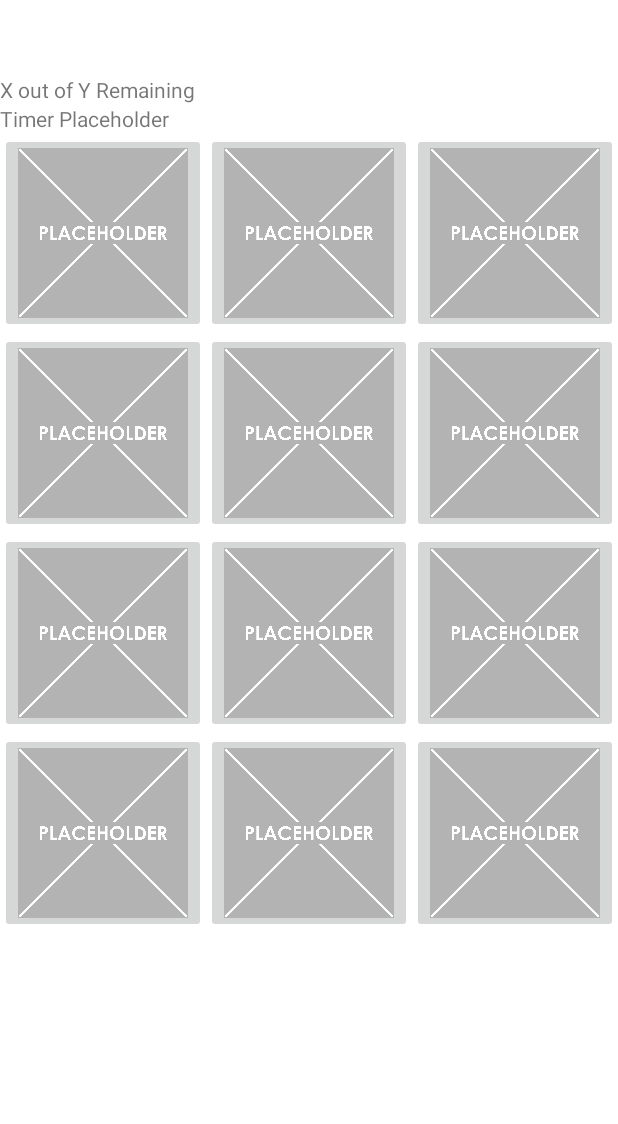
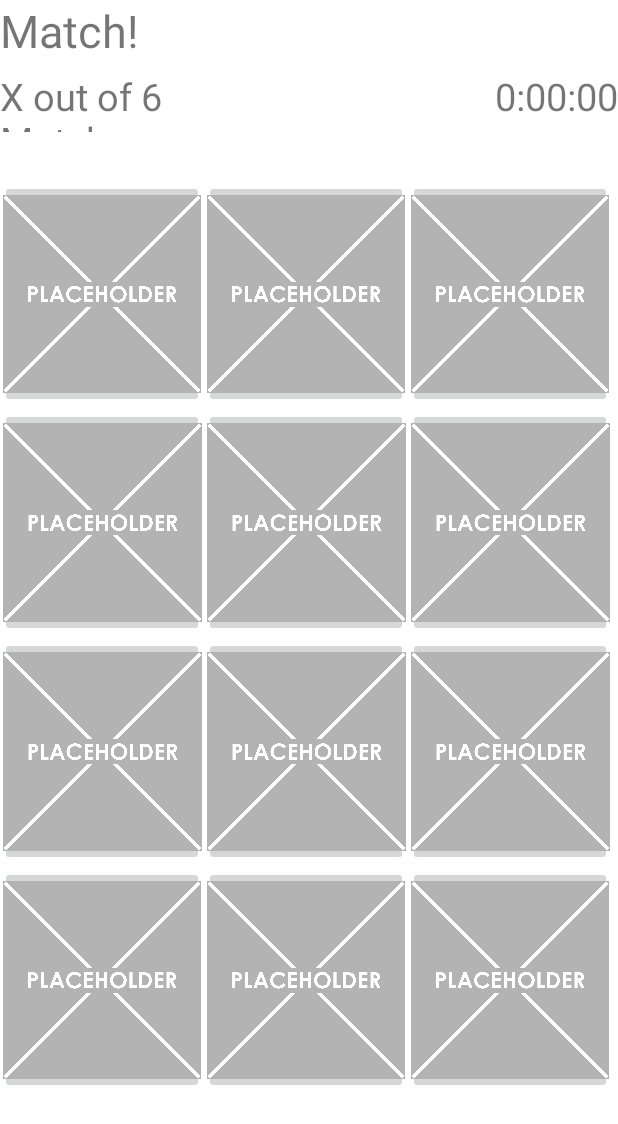
Before and after one commit to SA53-Team-7/MatchingGame, an Android app: the Game screen opened directly, with no data from a screen before it, on a phone screen of 412 x 824 dp. Shown: the top 1124 px of the screen. Run offline under Robolectric (Android 15) with nearby library versions, the phone set to English and light mode, and no system bars.

Commit message:
Image Random Assign and Game Layout Updated

```diff
--- a/app/src/main/java/com/team7/matchinggame/FetchImage.java
+++ b/app/src/main/java/com/team7/matchinggame/FetchImage.java
@@ -166,8 +166,8 @@ public class FetchImage extends AppCompatActivity implements View.OnClickListene
             if (cleanUpImages(1)) {
                 // Go to games page
                 System.out.println("Go to games page");
-                // Intent intent = new Intent(this, );
-                // startActivity(intent);
+                Intent intent = new Intent(this, Game.class);
+                startActivity(intent);
             };
         }
     }
--- a/app/src/main/java/com/team7/matchinggame/Game.java
+++ b/app/src/main/java/com/team7/matchinggame/Game.java
@@ -1,14 +1,72 @@
 package com.team7.matchinggame;
 
 import androidx.appcompat.app.AppCompatActivity;
+import android.content.Context;
+import android.graphics.Bitmap;
+import android.graphics.BitmapFactory;
+import android.os.Bundle;
+import android.os.Environment;
+import android.view.View;
+import android.widget.ImageButton;
+import android.widget.ImageView;
 
-import android.os.Bundle;
+import java.io.File;
+import java.io.FilenameFilter;
+import java.util.ArrayList;
+import java.util.Arrays;
 
-public class Game extends AppCompatActivity {
+public class Game extends AppCompatActivity implements View.OnClickListener{
+    private static Context context;
+	private ArrayList<ImageView> ImageViewList = new ArrayList<>();
+	private File[] allImages = new File[6];
 
     @Override
     protected void onCreate(Bundle savedInstanceState) {
         super.onCreate(savedInstanceState);
         setContentView(R.layout.activity_game);
+		context = this;
+        retrieveImages();
+        getAllImageViews();
+        assignImagesToGrid();
     }
+
+    protected void retrieveImages(){
+		File dir = context.getExternalFilesDir(Environment.DIRECTORY_PICTURES);
+		allImages = dir.listFiles(new FilenameFilter() {
+			public boolean accept(File dir, String name) {
+				return (name.endsWith(".jpg"));
+			}
+		});
+	}
+	protected void getAllImageViews() {
+		for (int i = 1; i <= 12; i++) {
+			try {
+				int imgViewId = R.id.class.getField("img" + i).getInt(null);
+				ImageView imgView = findViewById(imgViewId);
+				imgView.setOnClickListener(this);
+				ImageViewList.add(imgView);
+			} catch (IllegalAccessException e) {
+				e.printStackTrace();
+			} catch (NoSuchFieldException e) {
+				e.printStackTrace();
+			}
+		}
+	}
+
+	protected void assignImagesToGrid() {
+    	int[] count = new int[allImages.length];
+		Arrays.fill(count, 0);
+		for (int i = 0; i < ImageViewList.size(); i++){
+			int random = 0;
+			do {
+				random = (int) (Math.random() * allImages.length);
+			}while (count[random] > 1);
+			count[random]+=1;
+			ImageViewList.get(i).setImageBitmap(BitmapFactory.decodeFile(allImages[random].getAbsolutePath()));
+		}
+	}
+	@Override
+	public void onClick(View view) {
+
+	}
 }
--- a/app/src/main/res/layout/activity_game.xml
+++ b/app/src/main/res/layout/activity_game.xml
@@ -6,156 +6,180 @@
     android:layout_height="match_parent"
     tools:context=".Game">
 
-    <LinearLayout
-        android:layout_width="match_parent"
-        android:layout_height="match_parent"
-        android:orientation="vertical"
-        android:paddingTop="50dp">
 
     <TextView
-            android:id="@+id/textView5"
-            android:layout_width="match_parent"
-            android:layout_height="wrap_content"
-            android:text="X out of Y Remaining" />
+        android:id="@+id/gameHead"
+        android:layout_width="0dp"
+        android:layout_height="0dp"
+        android:textSize="30sp"
+        android:text="Match!"
+        app:layout_constraintTop_toTopOf="parent"
+        app:layout_constraintLeft_toLeftOf="parent"
+        app:layout_constraintWidth_percent="1"
+        app:layout_constraintHeight_percent="0.05"/>/>
+
 
     <TextView
-            android:id="@+id/textView6"
-            android:layout_width="match_parent"
-            android:layout_height="wrap_content"
-            android:text="Timer Placeholder" />
+        android:id="@+id/textGameProgress"
+        android:layout_width="0dp"
+        android:layout_height="0dp"
+        android:layout_marginTop="5dp"
+        android:text="X out of 6 Matches"
+        android:textSize="25sp"
+        app:layout_constraintTop_toBottomOf="@id/gameHead"
+        app:layout_constraintLeft_toLeftOf="parent"
+        app:layout_constraintWidth_percent="0.5"
+        app:layout_constraintHeight_percent="0.05"/>
 
-        <TableLayout
-            android:layout_width="match_parent"
-            android:layout_height="match_parent">
-
-            <TableRow
-                android:layout_width="match_parent"
-                android:layout_height="match_parent">
+    <TextView
+        android:id="@+id/textGameTimer"
+        android:layout_width="0dp"
+        android:layout_height="0dp"
+        android:layout_marginTop="5dp"
+        android:text="0:00:00"
+        android:textSize="25sp"
+        android:gravity="right"
+        app:layout_constraintTop_toBottomOf="@id/gameHead"
+        app:layout_constraintLeft_toRightOf="@id/textGameProgress"
+        app:layout_constraintWidth_percent="0.5"
+        app:layout_constraintHeight_percent="0.05"/>
 
     <ImageButton
-                    android:id="@+id/imageButton1"
-                    android:layout_width="wrap_content"
-                    android:layout_height="wrap_content"
-                    android:layout_weight="1"
-                    android:adjustViewBounds="true"
-                    android:scaleType="centerInside"
+        android:id="@+id/img1"
+        android:layout_width="0dp"
+        android:layout_height="0dp"
+        android:layout_marginTop="32dp"
+        android:scaleType="centerCrop"
+        app:layout_constraintHeight_percent="0.185"
+        app:layout_constraintLeft_toLeftOf="parent"
+        app:layout_constraintTop_toBottomOf="@id/textGameProgress"
+        app:layout_constraintWidth_percent="0.33"
         app:srcCompat="@drawable/placeholder" />
 
     <ImageButton
-                    android:id="@+id/imageButton2"
-                    android:layout_width="wrap_content"
-                    android:layout_height="wrap_content"
-                    android:layout_weight="1"
-                    android:adjustViewBounds="true"
-                    android:scaleType="centerInside"
+        android:id="@+id/img2"
+        android:layout_width="0dp"
+        android:layout_height="0dp"
+        android:layout_marginTop="32dp"
+        android:scaleType="centerCrop"
+        app:layout_constraintHeight_percent="0.185"
+        app:layout_constraintLeft_toRightOf="@id/img1"
+        app:layout_constraintTop_toBottomOf="@id/textGameProgress"
+        app:layout_constraintWidth_percent="0.33"
         app:srcCompat="@drawable/placeholder" />
 
     <ImageButton
-                    android:id="@+id/imageButton3"
-                    android:layout_width="wrap_content"
-                    android:layout_height="wrap_content"
-                    android:layout_weight="1"
-                    android:adjustViewBounds="true"
-                    android:scaleType="centerInside"
-                    app:srcCompat="@drawable/placeholder" />
-            </TableRow>
-
-            <TableRow
-                android:layout_width="match_parent"
-                android:layout_height="match_parent">
-
-                <ImageButton
-                    android:id="@+id/imageButton4"
-                    android:layout_width="wrap_content"
-                    android:layout_height="wrap_content"
-                    android:layout_weight="1"
-                    android:adjustViewBounds="true"
-                    android:scaleType="centerInside"
+        android:id="@+id/img3"
+        android:layout_width="0dp"
+        android:layout_height="0dp"
+        android:layout_marginTop="32dp"
+        android:scaleType="centerCrop"
+        app:layout_constraintHeight_percent="0.185"
+        app:layout_constraintLeft_toRightOf="@id/img2"
+        app:layout_constraintTop_toBottomOf="@id/textGameTimer"
+        app:layout_constraintWidth_percent="0.33"
         app:srcCompat="@drawable/placeholder" />
 
     <ImageButton
-                    android:id="@+id/imageButton5"
-                    android:layout_width="wrap_content"
-                    android:layout_height="wrap_content"
-                    android:layout_weight="1"
-                    android:adjustViewBounds="true"
-                    android:scaleType="centerInside"
+        android:id="@+id/img4"
+        android:layout_width="0dp"
+        android:layout_height="0dp"
+        android:scaleType="centerCrop"
+        app:layout_constraintHeight_percent="0.185"
+        app:layout_constraintWidth_percent="0.33"
+        app:layout_constraintTop_toBottomOf="@id/img1"
+        app:layout_constraintLeft_toLeftOf="parent"
         app:srcCompat="@drawable/placeholder" />
 
     <ImageButton
-                    android:id="@+id/imageButton6"
-                    android:layout_width="wrap_content"
-                    android:layout_height="wrap_content"
-                    android:layout_weight="1"
-                    android:adjustViewBounds="true"
-                    android:scaleType="centerInside"
-                    app:srcCompat="@drawable/placeholder" />
-            </TableRow>
-
-            <TableRow
-                android:layout_width="match_parent"
-                android:layout_height="match_parent">
-
-                <ImageButton
-                    android:id="@+id/imageButton7"
-                    android:layout_width="wrap_content"
-                    android:layout_height="wrap_content"
-                    android:layout_weight="1"
-                    android:adjustViewBounds="true"
-                    android:scaleType="centerInside"
+        android:id="@+id/img5"
+        android:layout_width="0dp"
+        android:layout_height="0dp"
+        android:scaleType="centerCrop"
+        app:layout_constraintHeight_percent="0.185"
+        app:layout_constraintWidth_percent="0.33"
+        app:layout_constraintTop_toBottomOf="@id/img2"
+        app:layout_constraintLeft_toRightOf="@id/img4"
         app:srcCompat="@drawable/placeholder" />
 
     <ImageButton
-                    android:id="@+id/imageButton8"
-                    android:layout_width="wrap_content"
-                    android:layout_height="wrap_content"
-                    android:layout_weight="1"
-                    android:adjustViewBounds="true"
-                    android:scaleType="centerInside"
+        android:id="@+id/img6"
+        android:layout_width="0dp"
+        android:layout_height="0dp"
+        android:scaleType="centerCrop"
+        app:layout_constraintHeight_percent="0.185"
+        app:layout_constraintWidth_percent="0.33"
+        app:layout_constraintTop_toBottomOf="@id/img3"
+        app:layout_constraintLeft_toRightOf="@id/img5"
         app:srcCompat="@drawable/placeholder" />
 
     <ImageButton
-                    android:id="@+id/imageButton9"
-                    android:layout_width="wrap_content"
-                    android:layout_height="wrap_content"
-                    android:layout_weight="1"
-                    android:adjustViewBounds="true"
-                    android:scaleType="centerInside"
-                    app:srcCompat="@drawable/placeholder" />
-            </TableRow>
-
-            <TableRow
-                android:layout_width="match_parent"
-                android:layout_height="match_parent">
-
-                <ImageButton
-                    android:id="@+id/imageButton10"
-                    android:layout_width="wrap_content"
-                    android:layout_height="wrap_content"
-                    android:layout_weight="1"
-                    android:adjustViewBounds="true"
-                    android:scaleType="centerInside"
+        android:id="@+id/img7"
+        android:layout_width="0dp"
+        android:layout_height="0dp"
+        android:scaleType="centerCrop"
+        app:layout_constraintHeight_percent="0.185"
+        app:layout_constraintWidth_percent="0.33"
+        app:layout_constraintTop_toBottomOf="@id/img4"
+        app:layout_constraintLeft_toLeftOf="parent"
         app:srcCompat="@drawable/placeholder" />
 
     <ImageButton
-                    android:id="@+id/imageButton11"
-                    android:layout_width="wrap_content"
-                    android:layout_height="wrap_content"
-                    android:layout_weight="1"
-                    android:adjustViewBounds="true"
-                    android:scaleType="centerInside"
+        android:id="@+id/img8"
+        android:layout_width="0dp"
+        android:layout_height="0dp"
+        android:scaleType="centerCrop"
+        app:layout_constraintHeight_percent="0.185"
+        app:layout_constraintWidth_percent="0.33"
+        app:layout_constraintTop_toBottomOf="@id/img5"
+        app:layout_constraintLeft_toRightOf="@id/img7"
         app:srcCompat="@drawable/placeholder" />
 
     <ImageButton
-                    android:id="@+id/imageButton12"
-                    android:layout_width="wrap_content"
-                    android:layout_height="wrap_content"
-                    android:layout_weight="1"
-                    android:adjustViewBounds="true"
-                    android:scaleType="centerInside"
+        android:id="@+id/img9"
+        android:layout_width="0dp"
+        android:layout_height="0dp"
+        android:scaleType="centerCrop"
+        app:layout_constraintHeight_percent="0.185"
+        app:layout_constraintWidth_percent="0.33"
+        app:layout_constraintTop_toBottomOf="@id/img6"
+        app:layout_constraintLeft_toRightOf="@id/img8"
         app:srcCompat="@drawable/placeholder" />
-            </TableRow>
-        </TableLayout>
-    </LinearLayout>
+
+    <ImageButton
+        android:id="@+id/img10"
+        android:layout_width="0dp"
+        android:layout_height="0dp"
+        android:scaleType="centerCrop"
+        app:layout_constraintHeight_percent="0.185"
+        app:layout_constraintWidth_percent="0.33"
+        app:layout_constraintTop_toBottomOf="@id/img7"
+        app:layout_constraintLeft_toLeftOf="parent"
+        app:srcCompat="@drawable/placeholder" />
+
+    <ImageButton
+        android:id="@+id/img11"
+        android:layout_width="0dp"
+        android:layout_height="0dp"
+        android:scaleType="centerCrop"
+        app:layout_constraintHeight_percent="0.185"
+        app:layout_constraintWidth_percent="0.33"
+        app:layout_constraintTop_toBottomOf="@id/img8"
+        app:layout_constraintLeft_toRightOf="@id/img10"
+        app:srcCompat="@drawable/placeholder" />
+
+    <ImageButton
+        android:id="@+id/img12"
+        android:layout_width="0dp"
+        android:layout_height="0dp"
+        android:scaleType="centerCrop"
+        app:layout_constraintHeight_percent="0.185"
+        app:layout_constraintWidth_percent="0.33"
+        app:layout_constraintTop_toBottomOf="@id/img9"
+        app:layout_constraintLeft_toRightOf="@id/img11"
+        app:srcCompat="@drawable/placeholder" />
+
+
+
 
 </androidx.constraintlayout.widget.ConstraintLayout>
```
Lines whose indentation alone changed are shown as unchanged.
